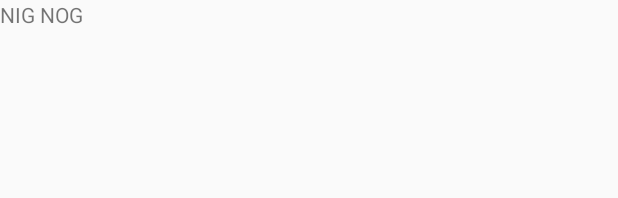
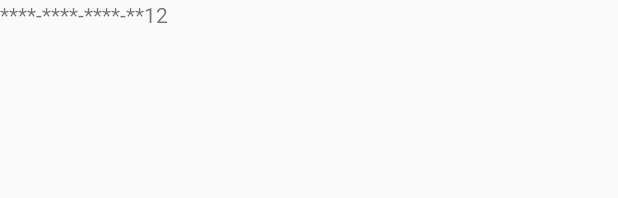
Before and after one commit to justephens/congressional-app-pdq, an Android app: the layout activity_payment.xml on its own in the app's theme, with its tools: preview values and no code run, on a phone screen of 412 x 824 dp. Shown: the top 198 px of the screen. Run offline under Robolectric (Android 15) with nearby library versions, the phone set to English and light mode, and no system bars.

Commit message:
Revert "nignog"
This reverts commit 8d51d2b3196d432993edbadc3653f8876cbdfd98.

```diff
--- a/PDQ/app/src/main/res/layout/activity_payment.xml
+++ b/PDQ/app/src/main/res/layout/activity_payment.xml
@@ -10,7 +10,7 @@
         android:id="@+id/Card_Number"
         android:layout_width="wrap_content"
         android:layout_height="wrap_content"
-        android:text="NIG NOG"
+        android:text="****-****-****-**12"
         tools:layout_editor_absoluteX="36dp"
         tools:layout_editor_absoluteY="25dp" />
 </android.support.constraint.ConstraintLayout>
```
